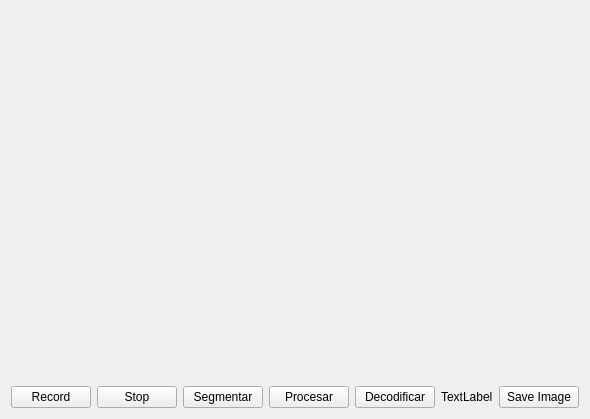
Qt form DeteccionCodigos/DeteccionCodigos.ui (Paulafernandeztorres/DeteccionCodigos) before a commit.
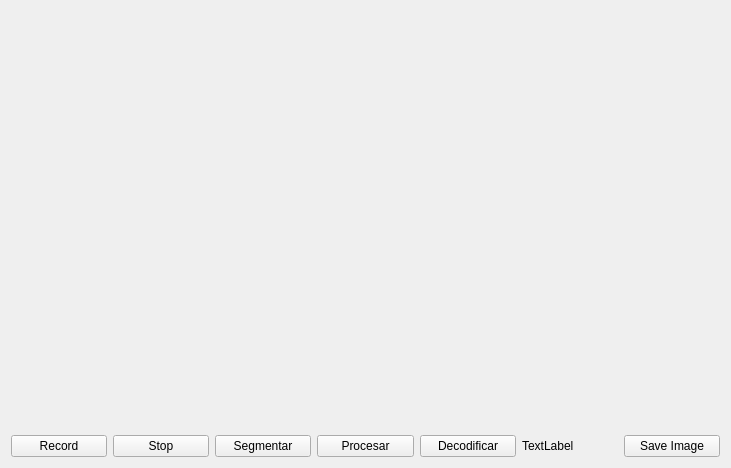
The same form after that commit.

Commit message: Mega commit con todas las funciones del clasificador y segmentador Esta por terminar la interfaz y el funcionamiento de los botones para que salgan flujos de video diferentes para cada boton. Igual hay que corregir los valores de umbral rojo y verde

```diff
--- a/DeteccionCodigos/DeteccionCodigos.ui
+++ b/DeteccionCodigos/DeteccionCodigos.ui
@@ -6,8 +6,8 @@
    <rect>
     <x>0</x>
     <y>0</y>
-    <width>580</width>
-    <height>419</height>
+    <width>731</width>
+    <height>468</height>
    </rect>
   </property>
   <property name="windowTitle">
```
The commit also changes 3 other files.
